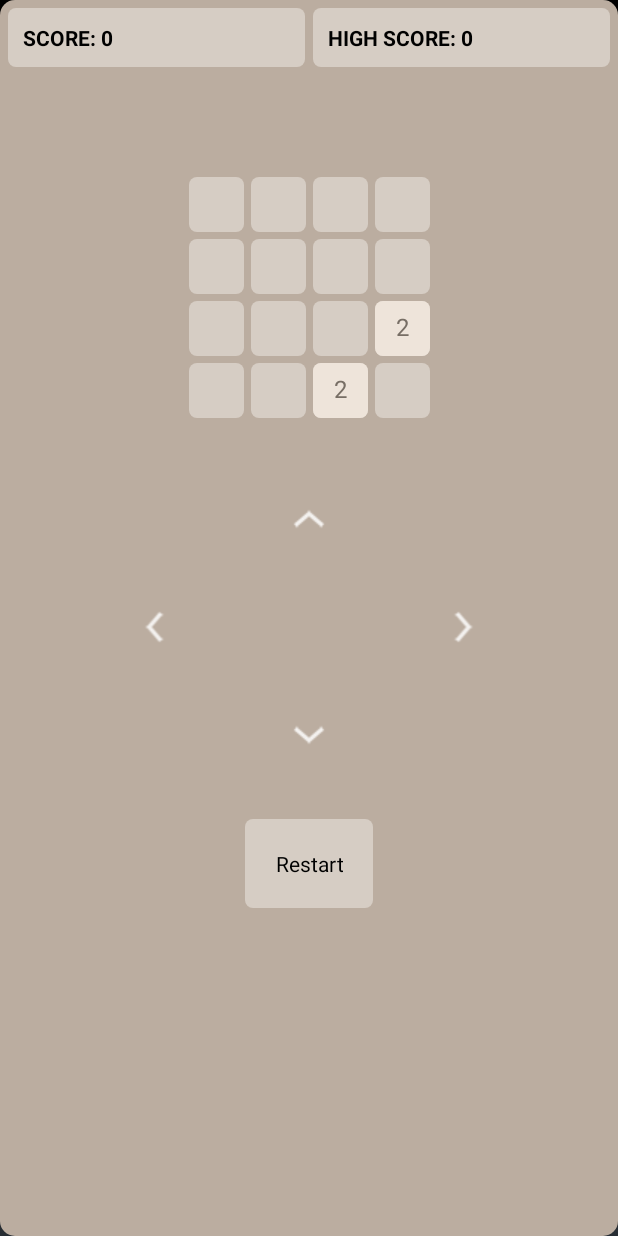
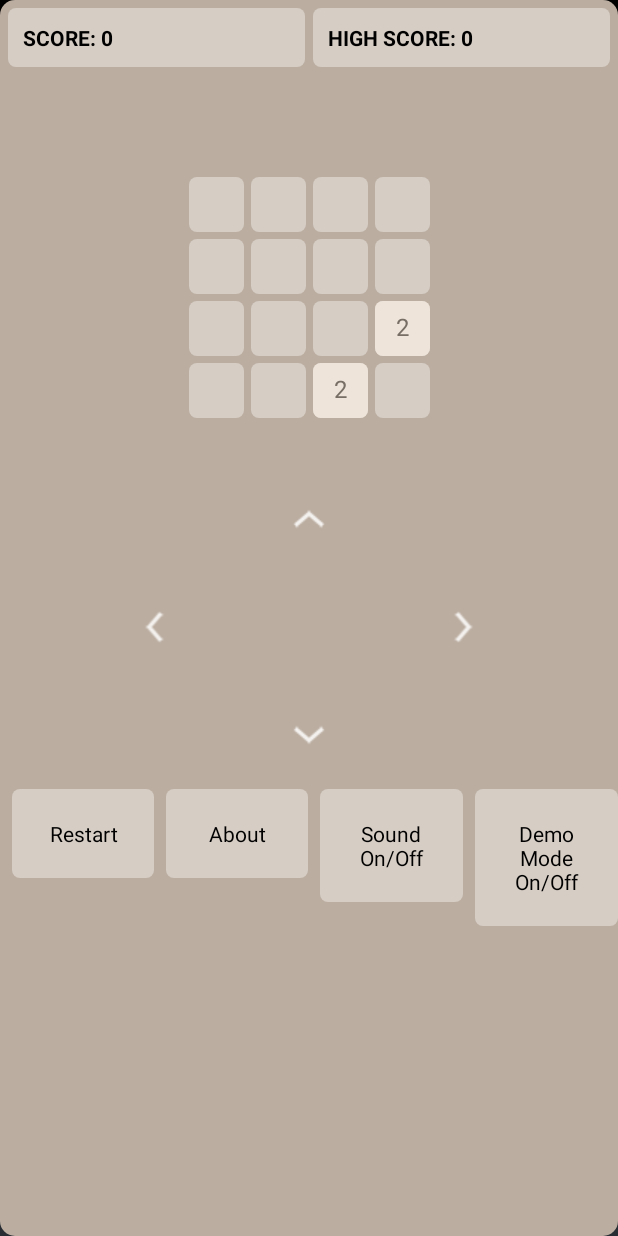
Before and after one commit to Tjaub95/2048, an Android app: the screen it shows after launch (TwoZeroFourEightActivity), on a phone screen of 412 x 824 dp. Run offline under Robolectric (Android 15) with nearby library versions, the phone set to English and light mode, and no system bars.

Commit message:
Added the about dialog with team member names.

```diff
--- a/app/src/main/java/com/tjewell/csse2048/InputListener.java
+++ b/app/src/main/java/com/tjewell/csse2048/InputListener.java
@@ -121,15 +121,15 @@ class InputListener implements View.OnTouchListener {
                     if (iconPressed(mView.sXNewGame, mView.sYIcons)) {
                         if (!mView.game.gameLost()) {
                             new AlertDialog.Builder(mView.getContext())
-                                    .setPositiveButton(R.string.reset, new DialogInterface.OnClickListener() {
+                                    .setPositiveButton(R.string.ok, new DialogInterface.OnClickListener() {
                                         @Override
                                         public void onClick(DialogInterface dialog, int which) {
                                             mView.game.newGame();
                                         }
                                     })
-                                    .setNegativeButton(R.string.continue_game, null)
-                                    .setTitle(R.string.reset_dialog_title)
-                                    .setMessage(R.string.reset_dialog_message)
+                                    .setNegativeButton(R.string.cancel, null)
+                                    .setTitle(R.string.dialog_title)
+                                    .setMessage(R.string.dialog_message)
                                     .show();
                         } else {
                             mView.game.newGame();
--- a/app/src/main/java/com/tjewell/csse2048/TwoZeroFourEightActivity.java
+++ b/app/src/main/java/com/tjewell/csse2048/TwoZeroFourEightActivity.java
@@ -1,6 +1,8 @@
 package com.tjewell.csse2048;
 
 import android.app.Activity;
+import android.app.AlertDialog;
+import android.content.DialogInterface;
 import android.content.SharedPreferences;
 import android.os.Bundle;
 import android.preference.PreferenceManager;
@@ -18,6 +20,9 @@ import android.widget.TextView;
 public class TwoZeroFourEightActivity extends Activity implements View.OnClickListener {
     private GridView gridView;
     private Button restart;
+    private Button demoMode;
+    private Button soundOption;
+    private Button aboutUs;
     private ImageView left;
     private ImageView up;
     private ImageView down;
@@ -33,6 +38,12 @@ public class TwoZeroFourEightActivity extends Activity implements View.OnClickLi
 
         restart = (Button) findViewById(R.id.restart);
         restart.setOnClickListener(this);
+        demoMode = (Button) findViewById(R.id.demo);
+        demoMode.setOnClickListener(this);
+        soundOption = (Button) findViewById(R.id.sound);
+        soundOption.setOnClickListener(this);
+        aboutUs = (Button) findViewById(R.id.about);
+        aboutUs.setOnClickListener(this);
         left = (ImageView) findViewById(R.id.imageLeft);
         left.setOnClickListener(this);
         right = (ImageView) findViewById(R.id.imageRight);
@@ -66,6 +77,37 @@ public class TwoZeroFourEightActivity extends Activity implements View.OnClickLi
         frag = (TwoZeroFourEightFragment) getFragmentManager().findFragmentById(R.id.grid_twofourzeroeight);
         // 0: up, 1: right, 2: down, 3: left
         switch (view.getId()) {
+            case R.id.about:
+                AlertDialog.Builder builder = new AlertDialog.Builder(this, R.style.MyDialogTheme);
+                builder.setTitle(getString(R.string.dialog_title));
+                builder.setMessage(getString(R.string.dialog_message));
+
+                String positiveText = getString(android.R.string.ok);
+                builder.setPositiveButton(positiveText,
+                        new DialogInterface.OnClickListener() {
+                            @Override
+                            public void onClick(DialogInterface dialog, int which) {
+                                // positive button logic
+                            }
+                        });
+
+                String negativeText = getString(android.R.string.cancel);
+                builder.setNegativeButton(negativeText,
+                        new DialogInterface.OnClickListener() {
+                            @Override
+                            public void onClick(DialogInterface dialog, int which) {
+                                // negative button logic
+                            }
+                        });
+
+                AlertDialog dialog = builder.create();
+                // display dialog
+                dialog.show();
+                break;
+            case R.id.sound:
+                break;
+            case R.id.demo:
+                break;
             case R.id.restart:
                 frag.getGridView().game.newGame();
                 score.setText("SCORE: " + frag.getGridView().game.score);
--- /dev/null
+++ b/app/src/main/res/drawable/background_dialog.xml
@@ -0,0 +1,14 @@
+<?xml version="1.0" encoding="utf-8"?>
+<!-- From: support/v7/appcompat/res/drawable/abc_dialog_material_background_light.xml -->
+<inset xmlns:android="http://schemas.android.com/apk/res/android"
+    android:insetLeft="16dp"
+    android:insetTop="16dp"
+    android:insetRight="16dp"
+    android:insetBottom="16dp">
+
+    <shape android:shape="rectangle">
+        <corners android:radius="2dp" />
+        <solid android:color="@color/text_white" />
+    </shape>
+
+</inset>
--- a/app/src/main/res/layout/activity_two_zero_four_eight.xml
+++ b/app/src/main/res/layout/activity_two_zero_four_eight.xml
@@ -93,15 +93,57 @@
         android:padding="20dp"
         android:src="@drawable/dpad_down" />
 
-    <Button
-        android:id="@+id/restart"
-        android:layout_width="wrap_content"
+    <LinearLayout
+        android:layout_width="match_parent"
         android:layout_height="wrap_content"
         android:layout_below="@+id/imageDown"
-        android:layout_centerInParent="true"
-        android:layout_marginTop="20dp"
-        android:background="@drawable/cell_rectangle"
-        android:padding="20dp"
-        android:text="@string/restart" />
+        android:layout_centerInParent="true">
+
+        <Button
+            android:id="@+id/restart"
+            android:layout_width="0dp"
+            android:layout_height="wrap_content"
+            android:layout_gravity="center_horizontal"
+            android:layout_marginLeft="8dp"
+            android:layout_weight=".25"
+            android:background="@drawable/cell_rectangle"
+            android:padding="20dp"
+            android:text="@string/restart" />
+
+        <Button
+            android:id="@+id/about"
+            android:layout_width="0dp"
+            android:layout_height="wrap_content"
+            android:layout_gravity="center_horizontal"
+            android:layout_marginLeft="8dp"
+            android:layout_weight=".25"
+            android:background="@drawable/cell_rectangle"
+            android:padding="20dp"
+            android:text="@string/about" />
+
+        <Button
+            android:id="@+id/sound"
+            android:layout_width="0dp"
+            android:layout_height="wrap_content"
+            android:layout_gravity="center_horizontal"
+            android:layout_marginLeft="8dp"
+            android:layout_weight=".25"
+            android:background="@drawable/cell_rectangle"
+            android:padding="20dp"
+            android:text="@string/sound" />
+
+        <Button
+            android:id="@+id/demo"
+            android:layout_width="0dp"
+            android:layout_height="wrap_content"
+            android:layout_gravity="center_horizontal"
+            android:layout_marginLeft="8dp"
+            android:layout_weight=".25"
+            android:background="@drawable/cell_rectangle"
+            android:ellipsize="none"
+            android:padding="20dp"
+            android:text="@string/demo" />
+
+    </LinearLayout>
 
 </RelativeLayout>
--- a/app/src/main/res/values/strings.xml
+++ b/app/src/main/res/values/strings.xml
@@ -3,6 +3,9 @@
     <string name="score">SCORE:</string>
     <string name="high_score">HIGH SCORE:</string>
     <string name="restart">Restart</string>
+    <string name="about">About</string>
+    <string name="sound">Sound On/Off</string>
+    <string name="demo">Demo Mode On/Off</string>
     <string name="you_win">You Win!</string>
     <string name="game_over">Game Over!</string>
     <string name="go_on">Tap to Continue</string>
@@ -11,8 +14,8 @@
     <string name="header">2048</string>
 
     <!-- Confirmation dialog-->
-    <string name="reset">Reset</string>
-    <string name="continue_game">Cancel</string>
-    <string name="reset_dialog_title">Reset game?</string>
-    <string name="reset_dialog_message">Are you sure you wish to reset the game?</string>
+    <string name="ok">Okay</string>
+    <string name="cancel">Cancel</string>
+    <string name="dialog_title">About The Team!</string>
+    <string name="dialog_message">Tyler Jewell\nJohn Harrison</string>
 </resources>
--- a/app/src/main/res/values/styles.xml
+++ b/app/src/main/res/values/styles.xml
@@ -8,4 +8,13 @@
         <item name="colorAccent">@color/colorAccent</item>
     </style>
 
+    <style name="MyDialogTheme" parent="Theme.AppCompat.Light.Dialog.Alert">
+        <!--buttons color-->
+        <item name="colorAccent">@android:color/black</item>
+        <!--title and message color-->
+        <item name="android:textColorPrimary">@android:color/black</item>
+        <!--dialog background-->
+        <item name="android:windowBackground">@drawable/background_dialog</item>
+    </style>
+
 </resources>
```
